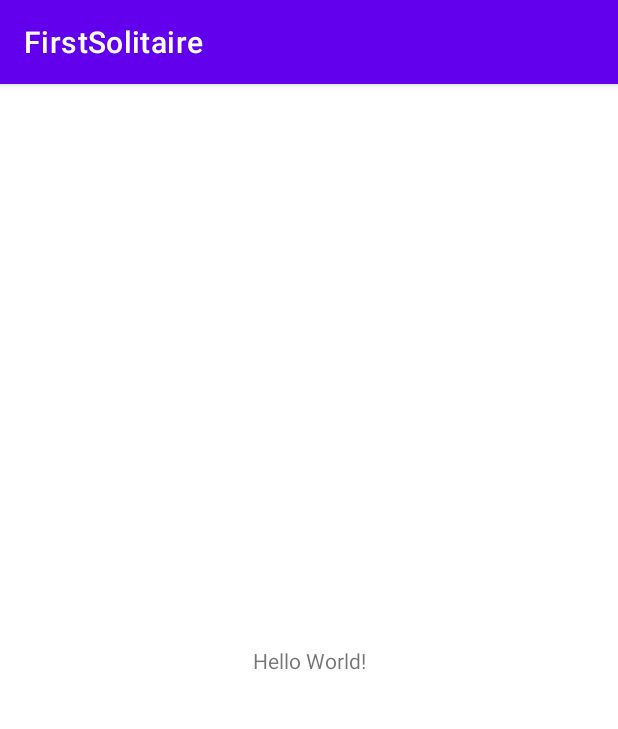
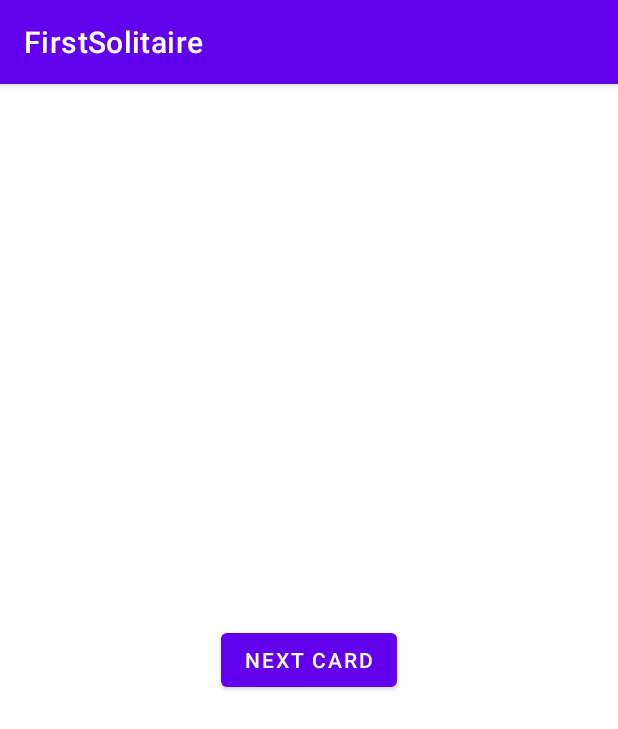
Before and after one commit to fernandaporocha/FirstSolitaire, an Android app: the screen it shows after launch (MainActivity), on a phone screen of 412 x 824 dp. Shown: the top 729 px of the screen. Run offline under Robolectric (Android 15) with nearby library versions, the phone set to English and light mode, and no system bars.

Commit message:
Adding Button to test the dealing of next stock card

```diff
--- a/app/src/main/java/ie/fernandarocha/firstsolitaire/MainActivity.kt
+++ b/app/src/main/java/ie/fernandarocha/firstsolitaire/MainActivity.kt
@@ -2,6 +2,7 @@ package ie.fernandarocha.firstsolitaire
 
 import androidx.appcompat.app.AppCompatActivity
 import android.os.Bundle
+import android.widget.Button
 
 class MainActivity : AppCompatActivity() {
     override fun onCreate(savedInstanceState: Bundle?) {
@@ -12,5 +13,12 @@ class MainActivity : AppCompatActivity() {
         for(card in board.cards!!){
             println(card.toString())
         }
+
+        val nextButton: Button = findViewById(R.id.next_button)
+        nextButton.setOnClickListener {
+            board.dealNextStock()
+            board.printStock()
+            board.printWaste()
+        }
     }
 }
--- a/app/src/main/res/layout/activity_main.xml
+++ b/app/src/main/res/layout/activity_main.xml
@@ -6,13 +6,13 @@
     android:layout_height="match_parent"
     tools:context=".MainActivity">
 
-    <TextView
+    <Button
+        android:id="@+id/next_button"
         android:layout_width="wrap_content"
         android:layout_height="wrap_content"
-        android:text="Hello World!"
+        android:text="@string/next_button"
         app:layout_constraintBottom_toBottomOf="parent"
-        app:layout_constraintLeft_toLeftOf="parent"
-        app:layout_constraintRight_toRightOf="parent"
+        app:layout_constraintEnd_toEndOf="parent"
+        app:layout_constraintStart_toStartOf="parent"
         app:layout_constraintTop_toTopOf="parent" />
-
 </androidx.constraintlayout.widget.ConstraintLayout>
--- a/app/src/main/res/values/strings.xml
+++ b/app/src/main/res/values/strings.xml
@@ -1,3 +1,4 @@
 <resources>
     <string name="app_name">FirstSolitaire</string>
+    <string name="next_button">Next Card</string>
 </resources>
```
